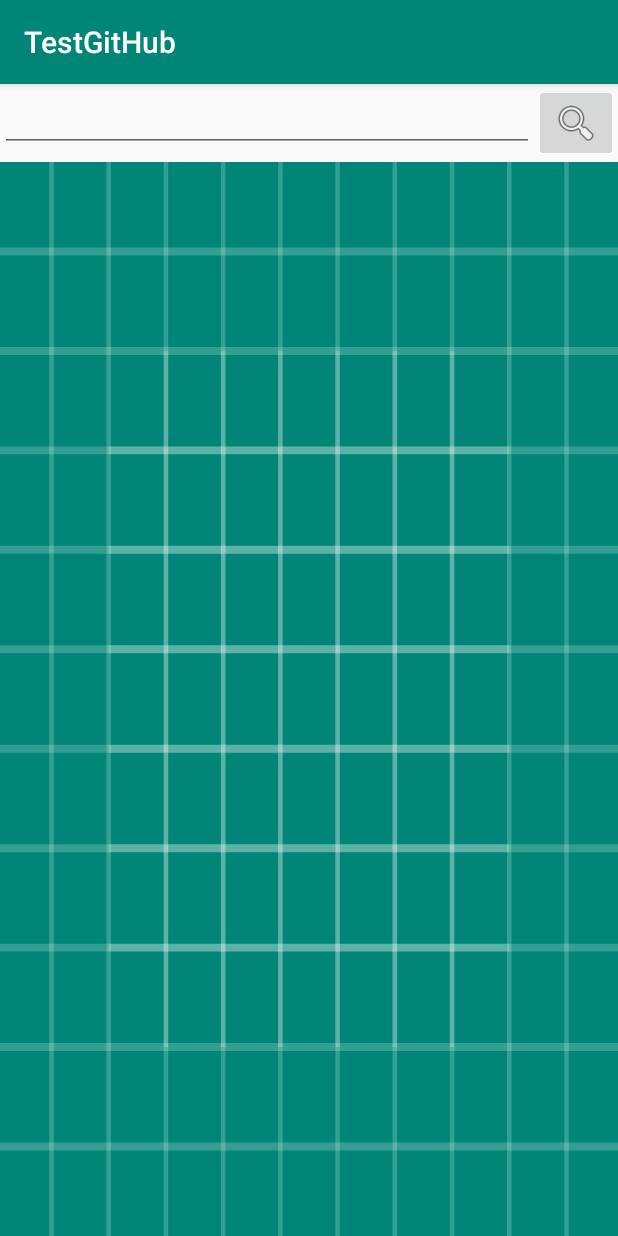
After one commit to ekbandroid/TestGitHub, an Android app: the fragment RepositoriesSearchFragment placed in its activity, on a phone screen of 412 x 824 dp. The commit adds this screen. Run offline under Robolectric (Android 15) with nearby library versions, the phone set to English and light mode, and no system bars; our stand-ins replace Firebase (no records; nobody signed in at launch, a user with empty details on screens opened directly), RxJava, Timber; libraries missing offline, so code that uses them is left out: com.firebase.ui; 3 statements that could not run were skipped.

Commit message:
add RepositoriesSearchFragment

```diff
--- a/app/src/main/AndroidManifest.xml
+++ b/app/src/main/AndroidManifest.xml
@@ -3,6 +3,7 @@
     xmlns:tools="http://schemas.android.com/tools"
     package="com.testgithub">
 
+    <uses-permission android:name="android.permission.INTERNET" />
     <application
         android:name="com.testgithub.App"
         android:allowBackup="true"
@@ -10,8 +11,8 @@
         android:label="@string/app_name"
         android:roundIcon="@mipmap/ic_launcher_round"
         android:supportsRtl="true"
-        tools:ignore="GoogleAppIndexingWarning"
-        android:theme="@style/AppTheme">
+        android:theme="@style/AppTheme"
+        tools:ignore="GoogleAppIndexingWarning">
         <activity android:name=".MainActivity">
             <intent-filter>
                 <action android:name="android.intent.action.MAIN" />
--- a/app/src/main/java/com/testgithub/App.kt
+++ b/app/src/main/java/com/testgithub/App.kt
@@ -1,6 +1,9 @@
 package com.testgithub
 
 import android.app.Application
+import org.koin.android.ext.koin.androidContext
+import org.koin.core.context.startKoin
+
 import org.koin.android.ext.koin.androidContext
 import org.koin.core.context.startKoin
 
@@ -10,7 +13,7 @@ class App:Application() {
         super.onCreate()
         startKoin {
             androidContext(this@App)
-            modules(KoinModule.create())
+            modules(KoinModules.create())
         }
     }
 
--- a/app/src/main/java/com/testgithub/MainActivity.kt
+++ b/app/src/main/java/com/testgithub/MainActivity.kt
@@ -2,11 +2,16 @@ package com.testgithub
 
 import androidx.appcompat.app.AppCompatActivity
 import android.os.Bundle
+import com.testgithub.extention.replaceFragment
+import com.testgithub.repositories.RepositoriesSearchFragment
+import kotlinx.android.synthetic.main.activity_main.*
 
 class MainActivity : AppCompatActivity() {
 
     override fun onCreate(savedInstanceState: Bundle?) {
         super.onCreate(savedInstanceState)
         setContentView(R.layout.activity_main)
+        replaceFragment(RepositoriesSearchFragment())
+        repositoriesSeachFrameLayout
     }
 }
--- /dev/null
+++ b/app/src/main/java/com/testgithub/repositories/GitHubApi.kt
@@ -0,0 +1,16 @@
+package com.testgithub.repositories
+
+import com.testgithub.repositories.model.SearchRepositoriesResponse
+import io.reactivex.Single
+import retrofit2.http.GET
+import retrofit2.http.Query
+
+interface GitHubApi {
+
+    @GET("search/repositories")
+    fun searchRepositories(
+        @Query("q") searchText: String,
+        @Query("page") page: Int,
+        @Query("per_page") countPerPage: Int
+    ): Single<SearchRepositoriesResponse>
+}
--- /dev/null
+++ b/app/src/main/java/com/testgithub/repositories/RepositoriesModule.kt
@@ -0,0 +1,23 @@
+package com.testgithub.repositories
+
+import org.koin.androidx.viewmodel.dsl.viewModel
+import org.koin.dsl.module
+import retrofit2.Retrofit
+import retrofit2.adapter.rxjava2.RxJava2CallAdapterFactory
+import retrofit2.converter.gson.GsonConverterFactory
+
+object RepositoriesModule {
+    fun createModule() = module {
+        single {
+            val retrofit = Retrofit.Builder()
+                .baseUrl("https://api.github.com/")
+                .addCallAdapterFactory(RxJava2CallAdapterFactory.create())
+                .addConverterFactory(GsonConverterFactory.create())
+                .build()
+
+            return@single retrofit.create(GitHubApi::class.java)
+        }
+        single { RepositoriesSearchUseCase(get()) }
+        viewModel { RepositoriesSearchViewModel(get()) }
+    }
+}
--- /dev/null
+++ b/app/src/main/java/com/testgithub/repositories/RepositoriesSearchFragment.kt
@@ -0,0 +1,87 @@
+package com.testgithub.repositories
+
+import android.app.Activity
+import android.content.Intent
+import android.os.Bundle
+import android.view.LayoutInflater
+import android.view.View
+import android.view.ViewGroup
+import androidx.fragment.app.Fragment
+import androidx.lifecycle.Observer
+import androidx.recyclerview.widget.LinearLayoutManager
+import com.firebase.ui.auth.AuthUI
+import com.firebase.ui.auth.IdpResponse
+import com.google.firebase.auth.FirebaseAuth
+import com.google.firebase.auth.FirebaseUser
+import com.testgithub.R
+import com.testgithub.repositories.model.Repository
+import kotlinx.android.synthetic.main.fragment_repositories_search.*
+import org.koin.androidx.viewmodel.ext.android.viewModel
+
+private const val RC_SIGN_IN = 1
+
+class RepositoriesSearchFragment : Fragment() {
+
+    private val viewModel: RepositoriesSearchViewModel by viewModel()
+
+    private val repositoriesAdapter = RepositoriesAdapter()
+
+    override fun onCreateView(
+        inflater: LayoutInflater,
+        container: ViewGroup?,
+        savedInstanceState: Bundle?
+    ): View = inflater.inflate(R.layout.fragment_repositories_search, container, false)
+
+    override fun onViewCreated(view: View, savedInstanceState: Bundle?) {
+        super.onViewCreated(view, savedInstanceState)
+        searchImageButton.setOnClickListener {
+            viewModel.searchRepositories(searchEditText.text.toString())
+        }
+        repositoriesRecyclerView.itemAnimator = null
+        repositoriesRecyclerView.layoutManager = LinearLayoutManager(context)
+        repositoriesRecyclerView.adapter = repositoriesAdapter
+
+    }
+
+    override fun onCreate(savedInstanceState: Bundle?) {
+        super.onCreate(savedInstanceState)
+        viewModel.repositoriesListLiveData.observe(
+            this,
+            Observer<Pair<String, List<Repository>>> { (searchText, repositoriesList) ->
+                repositoriesAdapter.highligtedText = searchText
+                repositoriesAdapter.submitList(repositoriesList)
+            }
+        )
+
+        val providers = arrayListOf(AuthUI.IdpConfig.GoogleBuilder().build())
+
+// Create and launch sign-in intent
+        startActivityForResult(
+            AuthUI.getInstance()
+                .createSignInIntentBuilder()
+                .setAvailableProviders(providers)
+                .build(),
+            RC_SIGN_IN
+        )
+    }
+
+    var firebaseUser: FirebaseUser? = null
+    override fun onActivityResult(requestCode: Int, resultCode: Int, data: Intent?) {
+        super.onActivityResult(requestCode, resultCode, data)
+
+        if (requestCode == RC_SIGN_IN) {
+            val response = IdpResponse.fromResultIntent(data)
+
+            if (resultCode == Activity.RESULT_OK) {
+                // Successfully signed in
+                firebaseUser = FirebaseAuth.getInstance().currentUser
+                // ...
+            } else {
+                // Sign in failed. If response is null the user canceled the
+                // sign-in flow using the back button. Otherwise check
+                // response.getError().getErrorCode() and handle the error.
+                // ...
+            }
+        }
+    }
+}
--- /dev/null
+++ b/app/src/main/java/com/testgithub/repositories/RepositoriesSearchUseCase.kt
@@ -0,0 +1,12 @@
+package com.testgithub.repositories
+
+import com.testgithub.repositories.model.SearchRepositoriesResponse
+import io.reactivex.Single
+
+class RepositoriesSearchUseCase(private val gitHubApi: GitHubApi) {
+
+    fun searchRepositories(text: String): Single<SearchRepositoriesResponse> =
+        gitHubApi.searchRepositories(
+            text, 1, 1000
+        )
+}
--- /dev/null
+++ b/app/src/main/java/com/testgithub/repositories/RepositoriesSearchViewModel.kt
@@ -0,0 +1,32 @@
+package com.testgithub.repositories
+
+import androidx.lifecycle.MutableLiveData
+import androidx.lifecycle.ViewModel
+import com.testgithub.repositories.model.Repository
+import io.reactivex.android.schedulers.AndroidSchedulers
+import io.reactivex.disposables.Disposable
+import io.reactivex.schedulers.Schedulers
+import timber.log.Timber
+
+class RepositoriesSearchViewModel(
+    private val repositoriesSearchUseCase: RepositoriesSearchUseCase
+) : ViewModel() {
+    val repositoriesListLiveData = MutableLiveData<Pair<String, List<Repository>>>()
+    var searchRepositoriesDisposable: Disposable? = null
+    fun searchRepositories(searchText: String) {
+        if (searchText.isBlank()) return
+        searchRepositoriesDisposable?.dispose()
+        searchRepositoriesDisposable =
+            repositoriesSearchUseCase.searchRepositories(searchText)
+                .subscribeOn(Schedulers.io())
+                .observeOn(AndroidSchedulers.mainThread())
+                .subscribe(
+                    {
+                        repositoriesListLiveData.postValue(searchText to it.data)
+                    },
+                    {
+                        Timber.e(it, "Error searchRepositories")
+                    }
+                )
+    }
+}
--- a/app/src/main/res/layout/activity_main.xml
+++ b/app/src/main/res/layout/activity_main.xml
@@ -1,18 +1,13 @@
 <?xml version="1.0" encoding="utf-8"?>
-<androidx.constraintlayout.widget.ConstraintLayout xmlns:android="http://schemas.android.com/apk/res/android"
-    xmlns:app="http://schemas.android.com/apk/res-auto"
+<FrameLayout xmlns:android="http://schemas.android.com/apk/res/android"
     xmlns:tools="http://schemas.android.com/tools"
     android:layout_width="match_parent"
     android:layout_height="match_parent"
     tools:context=".MainActivity">
 
-    <TextView
-        android:layout_width="wrap_content"
-        android:layout_height="wrap_content"
-        android:text="Hello World!"
-        app:layout_constraintBottom_toBottomOf="parent"
-        app:layout_constraintLeft_toLeftOf="parent"
-        app:layout_constraintRight_toRightOf="parent"
-        app:layout_constraintTop_toTopOf="parent" />
+    <FrameLayout
+        android:id="@+id/repositoriesSeachFrameLayout"
+        android:layout_width="match_parent"
+        android:layout_height="match_parent" />
 
-</androidx.constraintlayout.widget.ConstraintLayout>
+</FrameLayout>
--- /dev/null
+++ b/app/src/main/res/layout/fragment_repositories_search.xml
@@ -0,0 +1,39 @@
+<?xml version="1.0" encoding="utf-8"?>
+<LinearLayout xmlns:android="http://schemas.android.com/apk/res/android"
+    xmlns:app="http://schemas.android.com/apk/res-auto"
+    android:layout_width="match_parent"
+    android:layout_height="match_parent"
+    android:orientation="vertical">
+
+    <LinearLayout
+        android:layout_width="match_parent"
+        android:layout_height="wrap_content"
+        android:orientation="horizontal">
+
+        <EditText
+            android:id="@+id/searchEditText"
+            android:layout_width="0dp"
+            android:layout_height="wrap_content"
+            android:layout_weight="1" />
+
+        <androidx.appcompat.widget.AppCompatImageButton
+            android:id="@+id/searchImageButton"
+            android:layout_width="wrap_content"
+            android:layout_height="wrap_content"
+            app:srcCompat="@android:drawable/ic_menu_search" />
+    </LinearLayout>
+
+    <androidx.swiperefreshlayout.widget.SwipeRefreshLayout
+        android:id="@+id/swipeRefreshLayout"
+        android:layout_width="match_parent"
+        android:layout_height="0dp"
+        android:layout_weight="1"
+        app:layout_behavior="@string/appbar_scrolling_view_behavior">
+
+        <androidx.recyclerview.widget.RecyclerView
+            android:id="@+id/repositoriesRecyclerView"
+            android:layout_width="match_parent"
+            android:layout_height="match_parent"
+            android:background="@drawable/ic_launcher_background" />
+    </androidx.swiperefreshlayout.widget.SwipeRefreshLayout>
+</LinearLayout>
```
Also changed, not shown: app/src/main/java/com/testgithub/KoinModule.kt (deleted, +0 -10 lines), app/src/main/java/com/testgithub/KoinModules.kt (added, +9 -0 lines), app/src/main/java/com/testgithub/repositories/RepositoriesAdapter.kt (added, +72 -0 lines), app/src/main/java/com/testgithub/repositories/model/Owner.kt (added, +9 -0 lines), app/src/main/java/com/testgithub/repositories/model/Repository.kt (added, +13 -0 lines), app/src/main/java/com/testgithub/repositories/model/SearchRepositoriesResponse.kt (added, +8 -0 lines), app/src/main/res/layout/item_repository.xml (added, +33 -0 lines).
